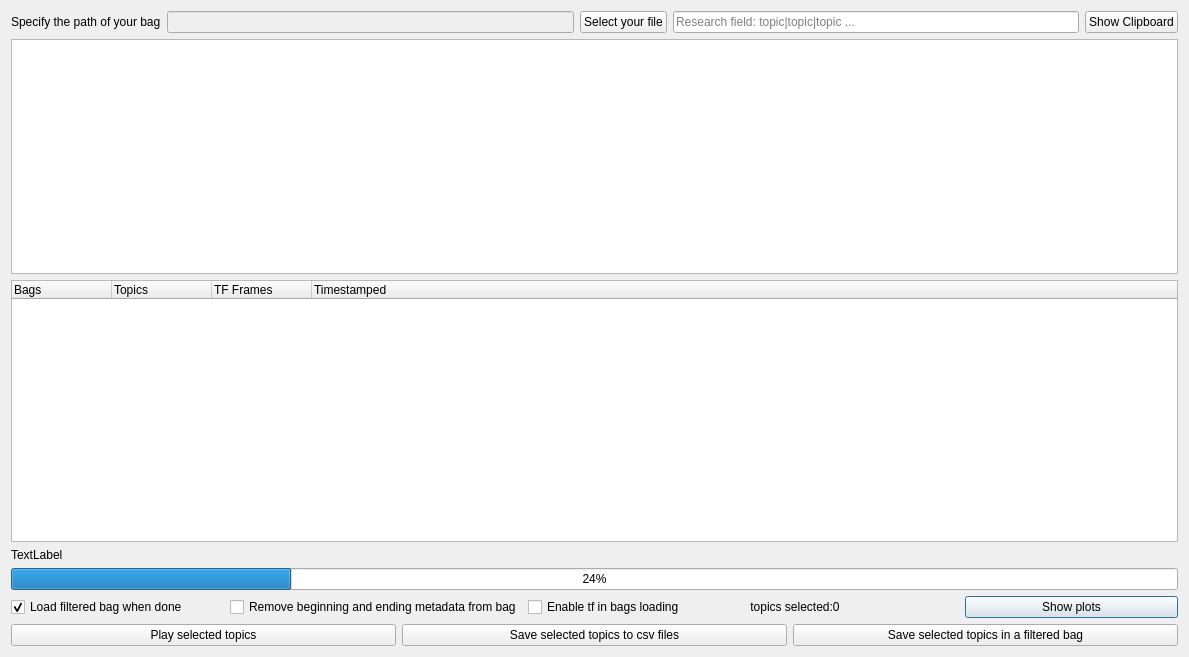
Above: ui/bag_filter.ui from uf-reef-avl/BagGetFilter before the change. Below: the same form after it.
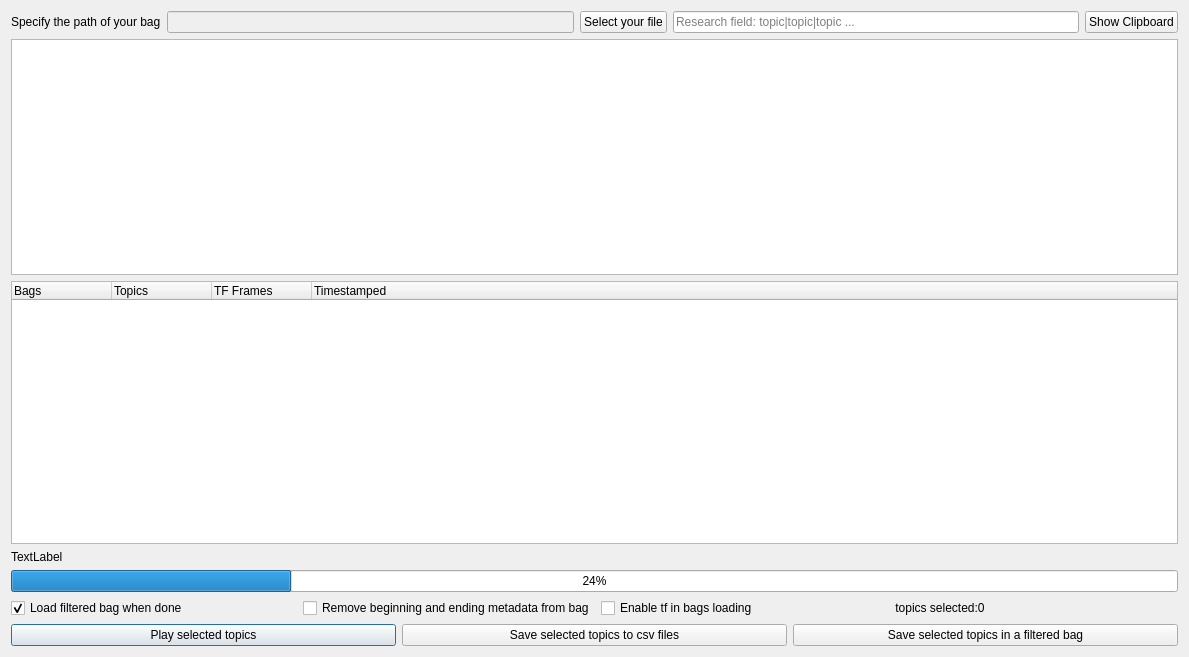
That is the form after the change.

Commit message: [FIX] remove plot feature

```diff
--- a/ui/bag_filter.ui
+++ b/ui/bag_filter.ui
@@ -50,13 +50,6 @@
        </property>
       </widget>
      </item>
-     <item>
-      <widget class="QPushButton" name="buttonPlots">
-       <property name="text">
-        <string>Show plots</string>
-       </property>
-      </widget>
-     </item>
     </layout>
    </item>
    <item row="11" column="0">
```
The commit also changes 2 other files.
